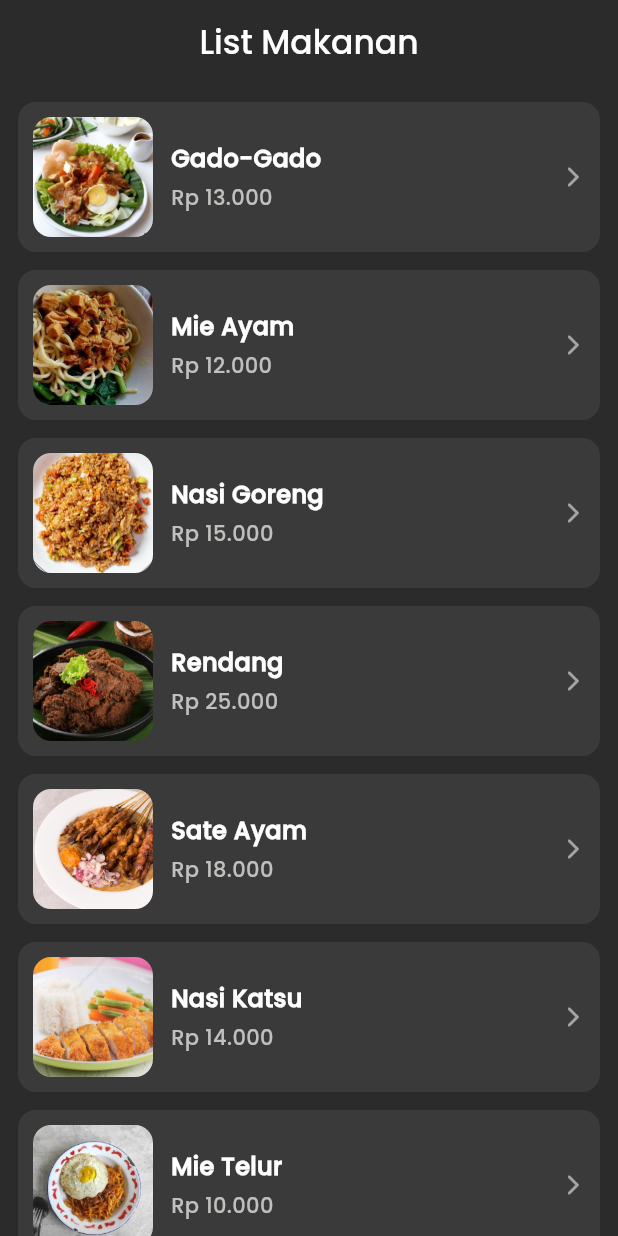
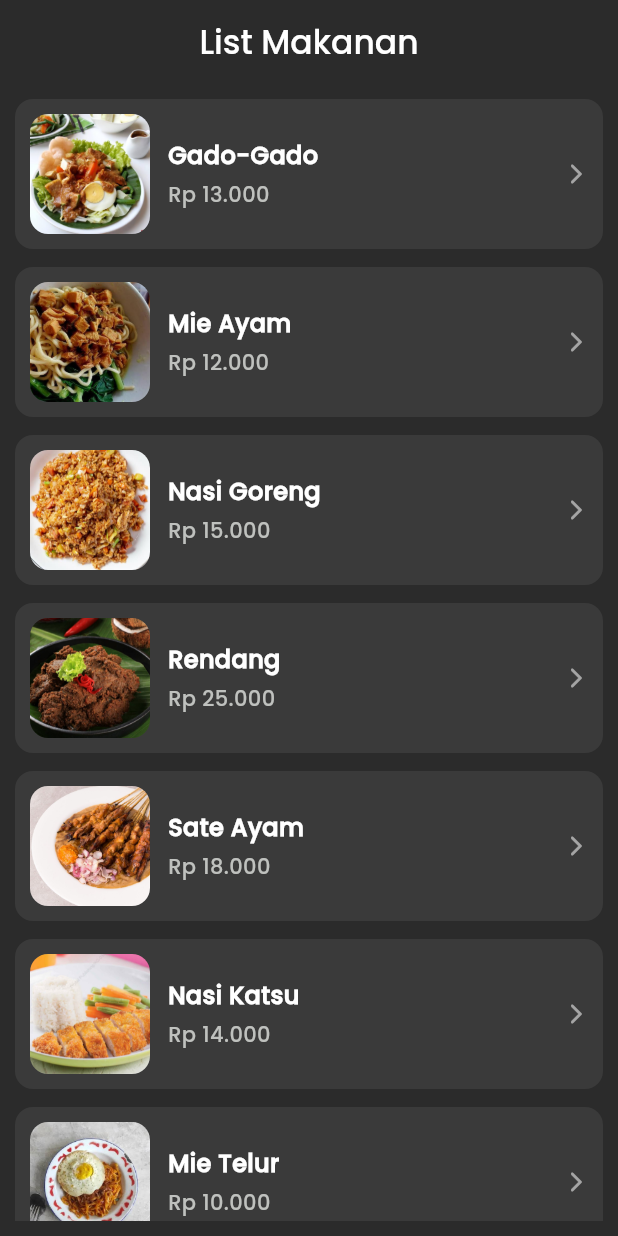
Before and after one commit to raymndusArya/projectFlutter-1, a Flutter app: the screen it shows after launch, on a phone screen of 412 x 824 dp. Run offline on Flutter 3.47's test engine with Material 3 defaults, Android fonts, the phone set to English and light mode, and no system bars; our stand-ins replace get; project files that could hold a hidden picture were left out.

```diff
--- a/lib/components/custom_makanan_card.dart
+++ b/lib/components/custom_makanan_card.dart
@@ -21,6 +21,9 @@ class CustomMakananCard extends StatelessWidget {
       margin: const EdgeInsets.only(bottom: 12),
       shape: RoundedRectangleBorder(borderRadius: BorderRadius.circular(12)),
       child: InkWell(
+        splashColor: Colors.white38,
+        highlightColor: Colors.white24,
+        splashFactory: InkRipple.splashFactory,
         borderRadius: BorderRadius.circular(12),
         onTap: onTap,
         child: Padding(
@@ -30,7 +33,7 @@ class CustomMakananCard extends StatelessWidget {
             children: [
               Row(
                 children: [
-                  Container(
+                  Ink(
                     width: 80,
                     height: 80,
                     decoration: BoxDecoration(
--- a/lib/controllers/list_makanan_controller.dart
+++ b/lib/controllers/list_makanan_controller.dart
@@ -66,5 +66,5 @@ class ListMakananController extends GetxController {
       gambar: 'lib/Assets/batagor.jpg',
       deskripsi: 'Batagor adalah makanan yang terbuat dari kulit ikan yang digoreng dan disajikan dengan saus kacang.',
     ),
-  ];
+  ].obs;
 }
--- a/lib/pages/list_makanan_page.dart
+++ b/lib/pages/list_makanan_page.dart
@@ -22,18 +22,34 @@ class ListMakananPage extends StatelessWidget {
         foregroundColor: Colors.white,
         elevation: 0,
       ),
-      body: ListView.builder(
-        padding: EdgeInsets.all(12),
+      body: Container(
+        margin: const EdgeInsets.all(10),
+        child: Obx(
+          () => ListView.builder(
             itemCount: controller.makananList.length,
             itemBuilder: (context, index) {
               final makanan = controller.makananList[index];
-          return CustomMakananCard(
+              return Dismissible(
+                key: Key(makanan.namaMakanan),
+                direction: DismissDirection.startToEnd,
+                background: Container(
+                  margin: const EdgeInsets.only(bottom: 12),
+                  color: Colors.red,
+                  alignment: Alignment.centerLeft,
+                  padding: const EdgeInsets.only(left: 20),
+                  child: const Icon(Icons.delete, color: Colors.white),
+                ),
+                onDismissed: (_) => controller.makananList.removeAt(index),
+                child: CustomMakananCard(
                   makanan: makanan,
                   onTap: () {
                     Get.toNamed(Routes.detailMakanan, arguments: makanan);
                   },
+                ),
               );
             },
+          ),
+        ),
       ),
     );
   }
```
Lines whose indentation alone changed are shown as unchanged.
